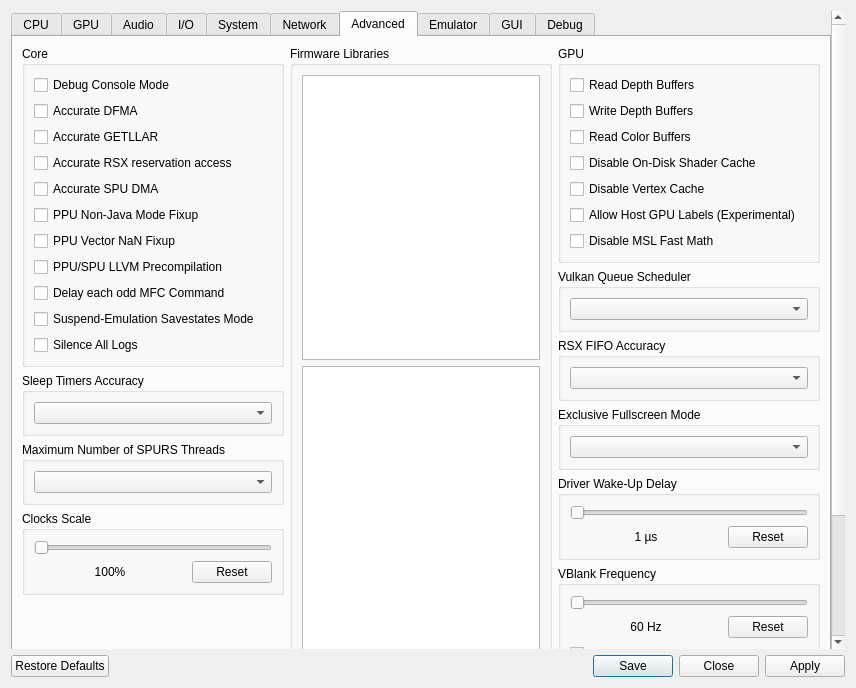
This is rpcs3/rpcs3qt/settings_dialog.ui in RPCS3/rpcs3 as Qt 5 draws it before an edit. The edited form follows.
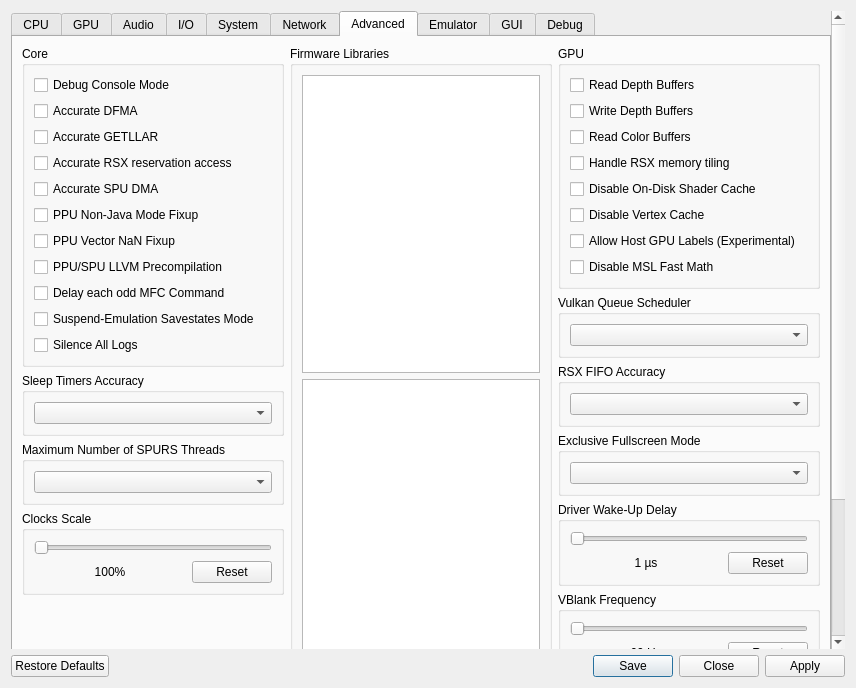
This is the edited form. The open tabs and pages were chosen to show the change. Icons and pictures are not drawn.

Patch:
```diff
--- a/rpcs3/rpcs3qt/settings_dialog.ui
+++ b/rpcs3/rpcs3qt/settings_dialog.ui
@@ -2622,6 +2622,13 @@
                  </property>
                 </widget>
                </item>
+               <item>
+                <widget class="QCheckBox" name="handleTiledMemory">
+                 <property name="text">
+                  <string>Handle RSX memory tiling</string>
+                 </property>
+                </widget>
+               </item>
                <item>
                 <widget class="QCheckBox" name="disableOnDiskShaderCache">
                  <property name="text">
```
